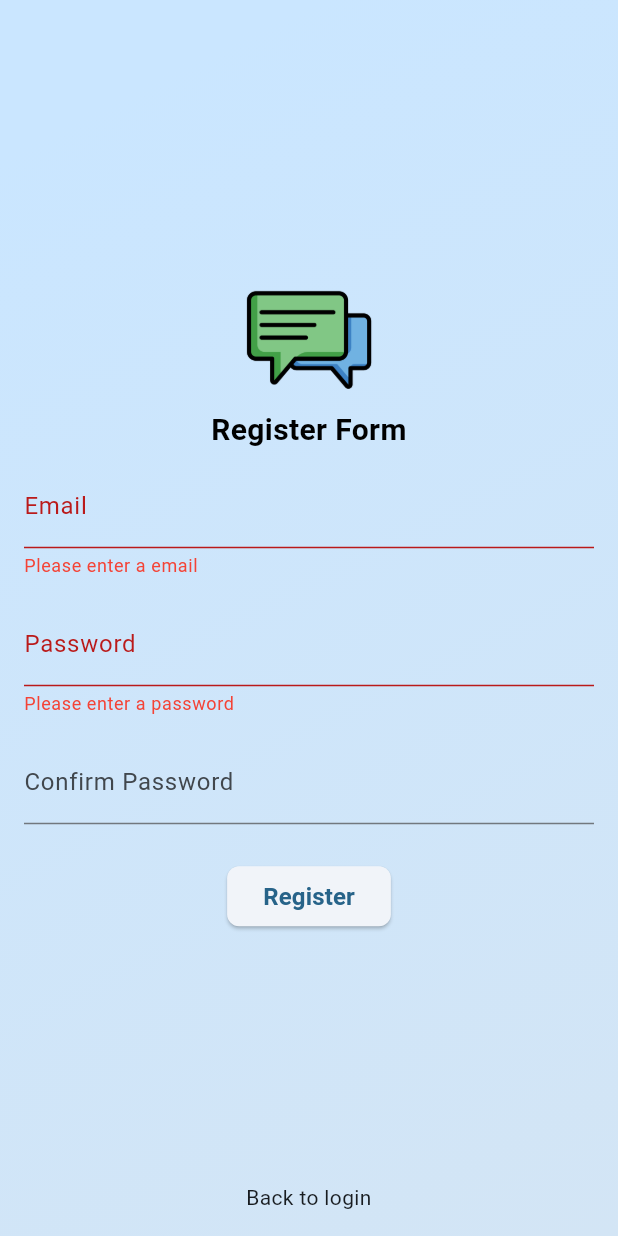
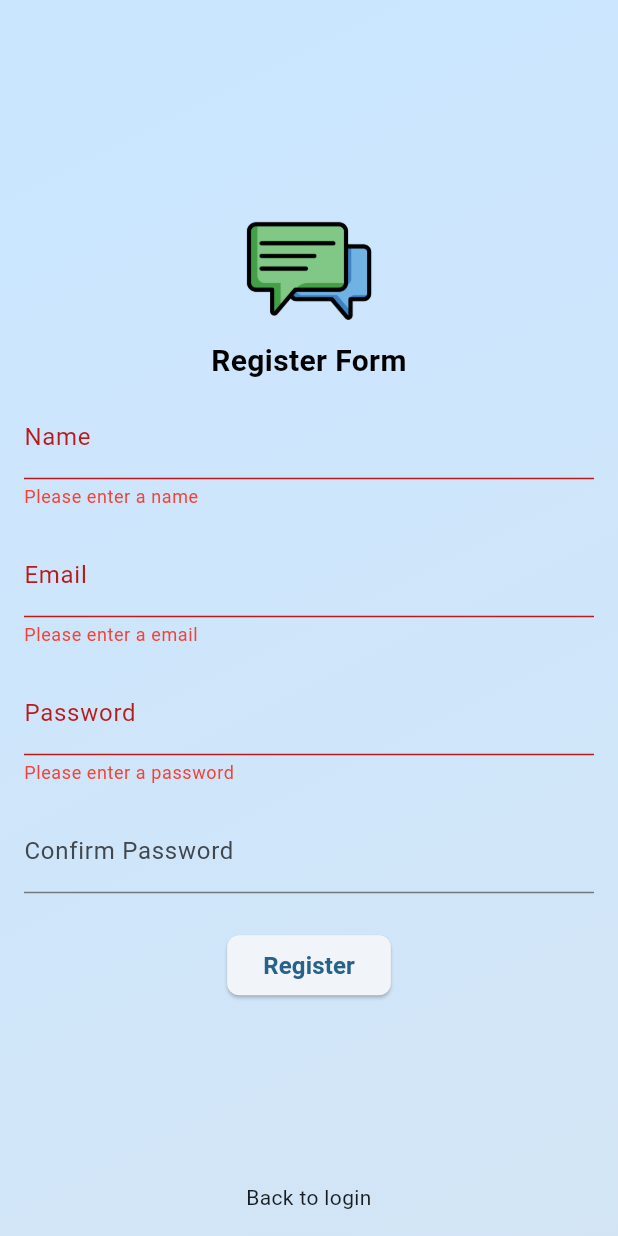
Before and after one commit to MikaelStrapazzon/chat-flutter, a Flutter app: the RegisterPage screen opened by its route, after a tap on "Register", on a phone screen of 412 x 824 dp. Run offline on Flutter 3.47's test engine with Material 3 defaults, Android fonts, the phone set to English and light mode, and no system bars; our stand-ins replace cloud_firestore, firebase_auth, firebase_core, qr_flutter; missing offline and left inert: flutter_barcode_scanner; accounts and stored records are empty.

Commit message:
Adicionado nome na criação do usuário

```diff
--- a/lib/pages/ChatsPage/chats_page.dart
+++ b/lib/pages/ChatsPage/chats_page.dart
@@ -65,8 +65,8 @@ class _ChatScreenState extends State<ChatsPage> {
         builder: (context, snapshot) {
           if (!snapshot.hasData) {
             return const Center(
-                child: Text(
-                    "You haven't started any Xet yet. How about starting a Xet with a friend?"));
+              child: CircularProgressIndicator(),
+            );
           }
 
           var chats = snapshot.data?.docs.reversed;
--- a/lib/pages/RegisterPage/register_page.dart
+++ b/lib/pages/RegisterPage/register_page.dart
@@ -10,6 +10,7 @@ class RegisterPage extends StatelessWidget {
   static String id = '/RegisterPage';
 
   final formKey = GlobalKey<FormState>();
+  final TextEditingController nameController = TextEditingController();
   final TextEditingController emailController = TextEditingController();
   final TextEditingController passwordController = TextEditingController();
 
@@ -21,6 +22,7 @@ class RegisterPage extends StatelessWidget {
     void register() async {
       try {
         await FireAuth.registerUsingEmailPassword(
+          name: nameController.text,
           email: emailController.text,
           password: passwordController.text,
         ).then((value) => Navigator.of(context).pushReplacement(
@@ -62,6 +64,21 @@ class RegisterPage extends StatelessWidget {
                     textAlign: TextAlign.center,
                   ),
                   const SizedBox(height: 8.0),
+                  TextFormField(
+                    controller: nameController,
+                    decoration: const InputDecoration(
+                      labelText: 'Name',
+                      errorStyle: TextStyle(color: Colors.red),
+                    ),
+                    autovalidateMode: AutovalidateMode.onUserInteraction,
+                    validator: (value) {
+                      if (value == null || value.isEmpty) {
+                        return 'Please enter a name';
+                      }
+                      return null;
+                    },
+                  ),
+                  const SizedBox(height: 16.0),
                   TextFormField(
                     controller: emailController,
                     decoration: const InputDecoration(
--- a/lib/services/fire_auth.dart
+++ b/lib/services/fire_auth.dart
@@ -3,6 +3,7 @@ import 'package:firebase_auth/firebase_auth.dart';
 class FireAuth {
   // For registering a new user
   static Future<User?> registerUsingEmailPassword({
+    required String name,
     required String email,
     required String password,
   }) async {
@@ -10,11 +11,14 @@ class FireAuth {
     User? user;
 
     try {
-      await auth.createUserWithEmailAndPassword(
+      UserCredential userCredential = await auth.createUserWithEmailAndPassword(
         email: email,
         password: password,
       );
 
+      user = userCredential.user;
+      await user!.updateProfile(displayName: name);
+      await user.reload();
       user = auth.currentUser;
     } on FirebaseAuthException catch (e) {
       throw Exception(e.message);
```
